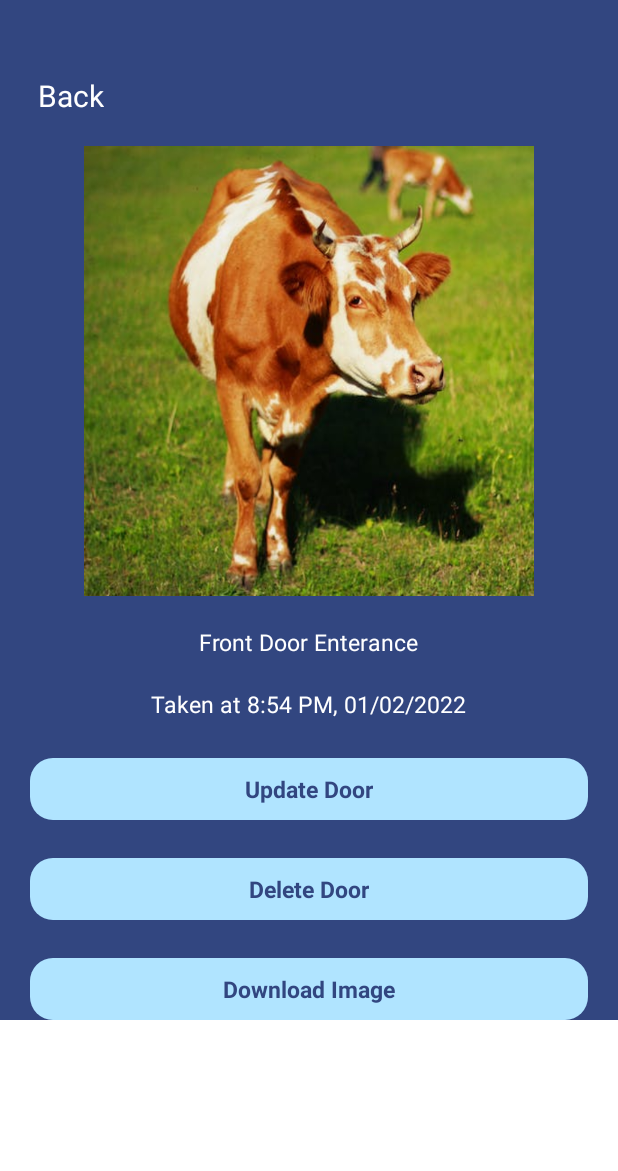
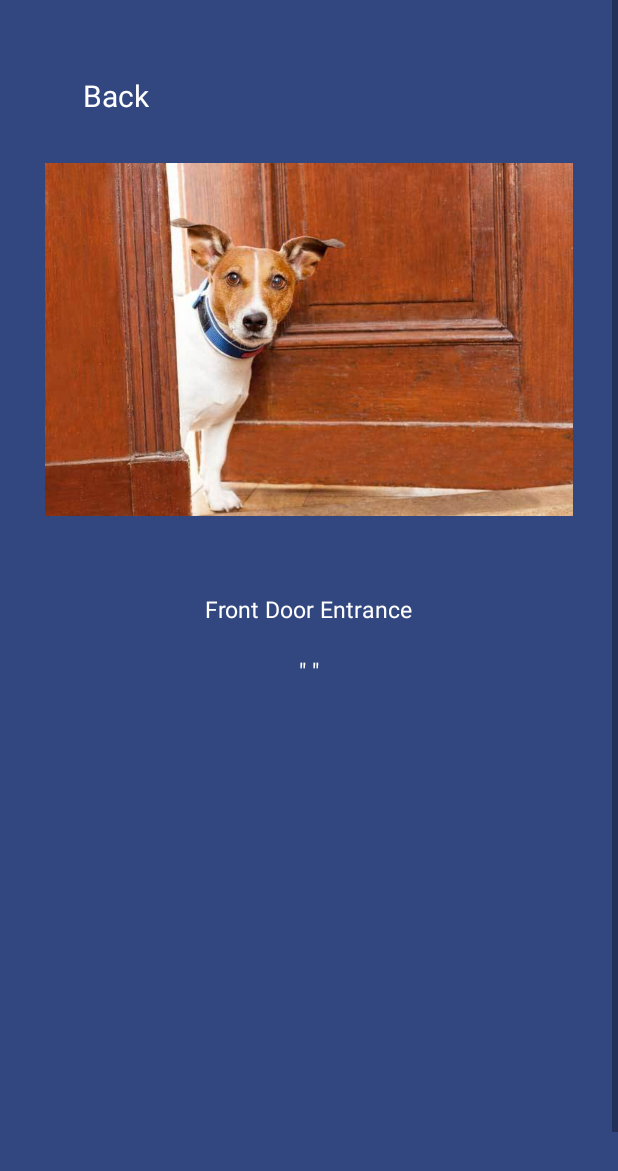
Before and after one commit to yvich/PetDetect-version2, an Android app: the layout activity_door_detail.xml on its own in the app's theme, with its tools: preview values and no code run, on a phone screen of 412 x 824 dp. Shown: the top 1171 px of the screen. Run offline under Robolectric (Android 15) with nearby library versions, the phone set to English and light mode, and no system bars.

Commit message:
final product changes

```diff
--- a/app/src/main/AndroidManifest.xml
+++ b/app/src/main/AndroidManifest.xml
@@ -4,9 +4,8 @@
 
     <uses-permission android:name="android.permission.INTERNET" />
     <uses-permission android:name="android.permission.ACCESS_NETWORK_STATE" />
-
-    <uses-permission android:name="android.permission.WRITE_EXTERNAL_STORAGE"/>
-    <uses-permission android:name="android.permission.READ_EXTERNAL_STORAGE"/>
+    <uses-permission android:name="android.permission.WRITE_EXTERNAL_STORAGE" />
+    <uses-permission android:name="android.permission.READ_EXTERNAL_STORAGE" />
 
     <application
         android:allowBackup="true"
--- a/app/src/main/java/com/example/door/MainActivity.java
+++ b/app/src/main/java/com/example/door/MainActivity.java
@@ -19,6 +19,8 @@ import com.google.android.gms.tasks.Task;
 import com.google.firebase.auth.AuthResult;
 import com.google.firebase.auth.FirebaseAuth;
 import com.google.firebase.auth.FirebaseUser;
+
+import org.w3c.dom.Text;
 
 public class MainActivity extends AppCompatActivity implements View.OnClickListener  {
 
--- a/app/src/main/java/com/example/door/SignUpActivity.java
+++ b/app/src/main/java/com/example/door/SignUpActivity.java
@@ -82,6 +82,11 @@ public class SignUpActivity extends AppCompatActivity implements View.OnClickLis
             return;
         }
 
+        if (password.length() < 6) {
+            Toast.makeText(getApplicationContext(), "Please enter a password with a minimum of 6 characters", Toast.LENGTH_LONG).show();
+            return;
+        }
+
         if (phoneNum.length() < 10) {
             Toast.makeText(getApplicationContext(), "Please enter a valid phone number", Toast.LENGTH_LONG).show();
             return;
--- a/app/src/main/res/layout/activity_door_detail.xml
+++ b/app/src/main/res/layout/activity_door_detail.xml
@@ -5,6 +5,14 @@
     xmlns:tools="http://schemas.android.com/tools"
     android:layout_width="fill_parent"
     android:layout_height="fill_parent">
+
+    <RelativeLayout
+        android:layout_width="match_parent"
+        android:layout_height="900dp"
+        android:background="@color/maincolor"
+        android:paddingLeft="30dp"
+        android:paddingRight="30dp">
+
         <LinearLayout
             android:layout_width="match_parent"
             android:layout_height="match_parent"
@@ -13,122 +21,47 @@
             tools:context=".DoorDetailActivity">
 
             <TextView
-        android:layout_marginTop="50dp"
-        android:layout_marginLeft="25dp"
-        android:textColor="@color/white"
-        android:textSize="20dp"
-        android:text="Back"
                 android:id="@+id/backTxt"
                 android:layout_width="wrap_content"
-        android:layout_height="wrap_content">
+                android:layout_height="wrap_content"
+                android:layout_marginLeft="25dp"
+                android:layout_marginTop="50dp"
+                android:text="Back"
+                android:textColor="@color/white"
+                android:textSize="20dp">
 
             </TextView>
 
             <ImageView
-        android:id="@+id/doorImg"
-        android:background="@drawable/image1"
-        android:layout_marginTop="20dp"
-        android:layout_gravity="center_horizontal"
-        android:layout_width="300dp"
-        android:layout_height="300dp">
-
-    </ImageView>
+                android:id="@+id/imageView2"
+                android:layout_width="match_parent"
+                android:layout_height="298dp"
+                app:srcCompat="@drawable/dog" />
 
             <TextView
+                android:id="@+id/doorTxt"
+                android:layout_width="wrap_content"
+                android:layout_height="wrap_content"
                 android:layout_gravity="center_horizontal"
                 android:layout_marginTop="20dp"
+                android:text="Front Door Entrance"
                 android:textColor="@color/white"
-        android:textSize="15dp"
-        android:text="Front Door Enterance"
-        android:id="@+id/doorTxt"
-        android:layout_width="wrap_content"
-        android:layout_height="wrap_content">
+                android:textSize="15dp">
 
             </TextView>
 
             <TextView
+                android:id="@+id/imagetimeTxt"
+                android:layout_width="wrap_content"
+                android:layout_height="wrap_content"
                 android:layout_gravity="center_horizontal"
                 android:layout_marginTop="20dp"
+                android:text="&quot; &quot;"
                 android:textColor="@color/white"
-        android:textSize="15dp"
-        android:text="Taken at 8:54 PM, 01/02/2022"
-        android:id="@+id/imagetimeTxt"
-        android:layout_width="wrap_content"
-        android:layout_height="wrap_content">
+                android:textSize="15dp">
 
             </TextView>
 
-    <RelativeLayout
-        android:layout_marginRight="20dp"
-        android:layout_marginLeft="20dp"
-        android:id="@+id/updateLyt"
-        android:background="@drawable/button_background2"
-        android:layout_marginTop="25dp"
-        android:layout_width="match_parent"
-        android:layout_height="wrap_content">
-
-        <TextView
-            android:textSize="15dp"
-            android:textStyle="bold"
-            android:layout_marginTop="20dp"
-            android:layout_centerHorizontal="true"
-            android:textColor="@color/maincolor"
-            android:layout_width="wrap_content"
-            android:layout_height="wrap_content"
-            android:layout_centerVertical="true"
-            android:text="Update Door">
-
-        </TextView>
-
+        </LinearLayout>
     </RelativeLayout>
-
-    <RelativeLayout
-        android:layout_marginRight="20dp"
-        android:layout_marginLeft="20dp"
-        android:id="@+id/deleteLyt"
-        android:background="@drawable/button_background2"
-        android:layout_marginTop="25dp"
-        android:layout_width="match_parent"
-        android:layout_height="wrap_content">
-
-        <TextView
-            android:textSize="15dp"
-            android:textStyle="bold"
-            android:layout_marginTop="20dp"
-            android:layout_centerHorizontal="true"
-            android:textColor="@color/maincolor"
-            android:layout_width="wrap_content"
-            android:layout_height="wrap_content"
-            android:layout_centerVertical="true"
-            android:text="Delete Door">
-
-        </TextView>
-
-    </RelativeLayout>
-
-    <RelativeLayout
-        android:layout_marginRight="20dp"
-        android:layout_marginLeft="20dp"
-        android:id="@+id/DownloadLyt"
-        android:background="@drawable/button_background2"
-        android:layout_marginTop="25dp"
-        android:layout_width="match_parent"
-        android:layout_height="wrap_content">
-
-        <TextView
-            android:textSize="15dp"
-            android:textStyle="bold"
-            android:layout_marginTop="20dp"
-            android:layout_centerHorizontal="true"
-            android:textColor="@color/maincolor"
-            android:layout_width="wrap_content"
-            android:layout_height="wrap_content"
-            android:layout_centerVertical="true"
-            android:text="Download Image">
-
-        </TextView>
-
-    </RelativeLayout>
-
-</LinearLayout>
 </ScrollView>
--- a/app/src/main/res/layout/activity_sign_up.xml
+++ b/app/src/main/res/layout/activity_sign_up.xml
@@ -26,7 +26,7 @@
 
     <RelativeLayout
         android:layout_width="match_parent"
-        android:layout_height="753dp"
+        android:layout_height="900dp"
         android:paddingLeft="30dp"
         android:paddingRight="30dp">
 
@@ -111,6 +111,7 @@
 
                     <EditText
                         android:id="@+id/passEdt"
+                        android:maxLength="20"
                         android:layout_width="match_parent"
                         android:layout_height="wrap_content"
                         android:layout_marginLeft="15dp"
@@ -153,6 +154,7 @@
 
                     <EditText
                         android:id="@+id/firstEdt"
+                        android:maxLength="20"
                         android:layout_width="match_parent"
                         android:layout_height="wrap_content"
                         android:layout_marginLeft="15dp"
@@ -195,6 +197,7 @@
 
                     <EditText
                         android:id="@+id/lastEdt"
+                        android:maxLength="20"
                         android:layout_width="match_parent"
                         android:layout_height="wrap_content"
                         android:layout_marginLeft="15dp"
--- a/app/src/main/res/values/strings.xml
+++ b/app/src/main/res/values/strings.xml
@@ -32,4 +32,5 @@ These terms and conditions are effective as of 2022-11-13 </string>
 
     <string name="Door_SharedPreferences">DoorSharedPref</string>
     <string name="Door_SharedPreferences_Name_Key">door_name_key</string>
+    <string name="detected_shared_preferences"></string>
 </resources>
```
Also changed, not shown: app/src/debug/res/drawable-anydpi/logout_logo.xml (added, +17 -0 lines), app/src/main/java/com/example/door/AlertListActivity.java (+54 -14 lines), app/src/main/java/com/example/door/AlertListAdapter.java (+10 -8 lines), app/src/main/java/com/example/door/DoorAdapter.java (+1 -18 lines), app/src/main/java/com/example/door/DoorDetailActivity.java (+31 -49 lines), app/src/main/java/com/example/door/Home.java (+26 -30 lines), app/src/main/java/com/example/door/InputActivity2.java (+14 -11 lines), app/src/main/res/layout/activity_home.xml (+14 -8 lines), app/src/debug/res/drawable-hdpi/logout_logo.png (added), app/src/debug/res/drawable-mdpi/logout_logo.png (added), app/src/debug/res/drawable-xhdpi/logout_logo.png (added), app/src/debug/res/drawable-xxhdpi/logout_logo.png (added), app/src/main/res/drawable-v24/dog.jpeg (added). Lines whose indentation alone changed are shown as unchanged.
